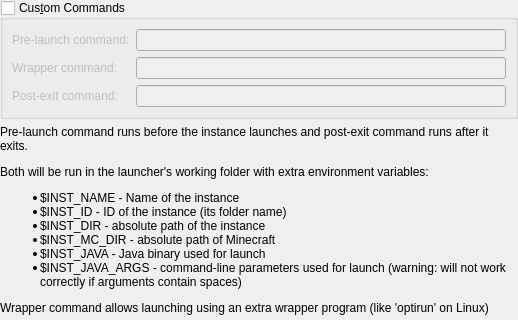
Qt form launcher/ui/widgets/CustomCommands.ui (FreesmTeam/FreesmLauncher) before a commit; both pictures show x 0 to 518 and y 0 to 320 of the 518 by 646 pixel window.
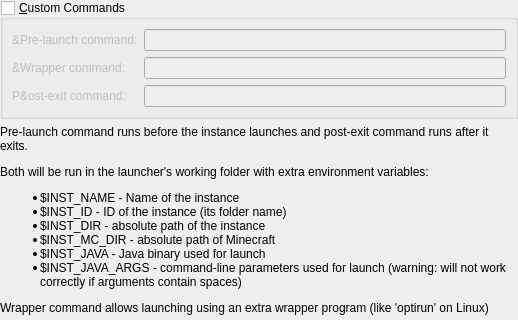
The same form after that commit.

Commit message: added: Mnemonics for Settings/Custom Commands

The edit to the form file:
```diff
--- a/launcher/ui/widgets/CustomCommands.ui
+++ b/launcher/ui/widgets/CustomCommands.ui
@@ -29,7 +29,7 @@
       <bool>true</bool>
      </property>
      <property name="title">
-      <string>Cus&amp;tom Commands</string>
+      <string>&amp;Custom Commands</string>
      </property>
      <property name="checkable">
       <bool>true</bool>
@@ -41,7 +41,7 @@
       <item row="2" column="0">
        <widget class="QLabel" name="labelPostExitCmd">
         <property name="text">
-         <string>Post-exit command:</string>
+         <string>P&amp;ost-exit command:</string>
         </property>
        </widget>
       </item>
@@ -51,7 +51,7 @@
       <item row="0" column="0">
        <widget class="QLabel" name="labelPreLaunchCmd">
         <property name="text">
-         <string>Pre-launch command:</string>
+         <string>&amp;Pre-launch command:</string>
         </property>
        </widget>
       </item>
@@ -61,7 +61,7 @@
       <item row="1" column="0">
        <widget class="QLabel" name="labelWrapperCmd">
         <property name="text">
-         <string>Wrapper command:</string>
+         <string>&amp;Wrapper command:</string>
         </property>
        </widget>
       </item>
```
